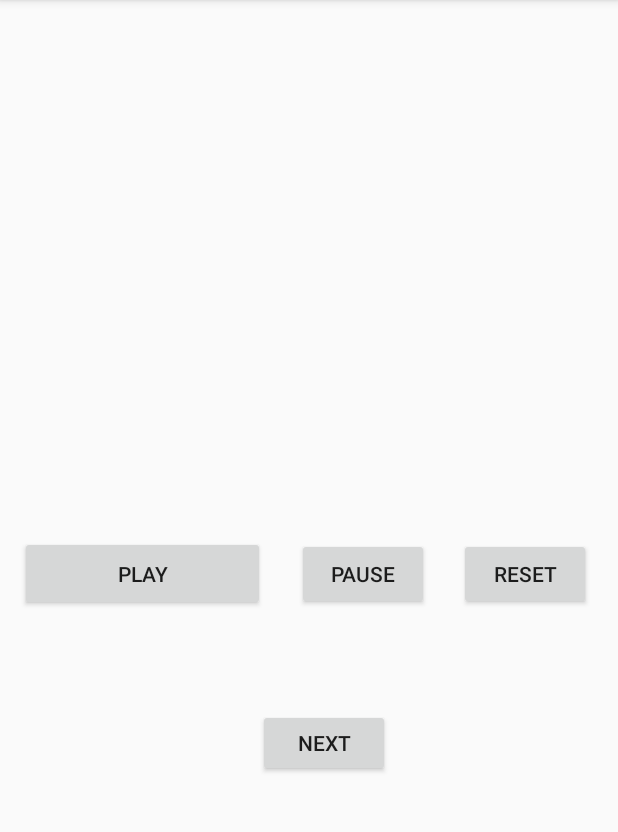
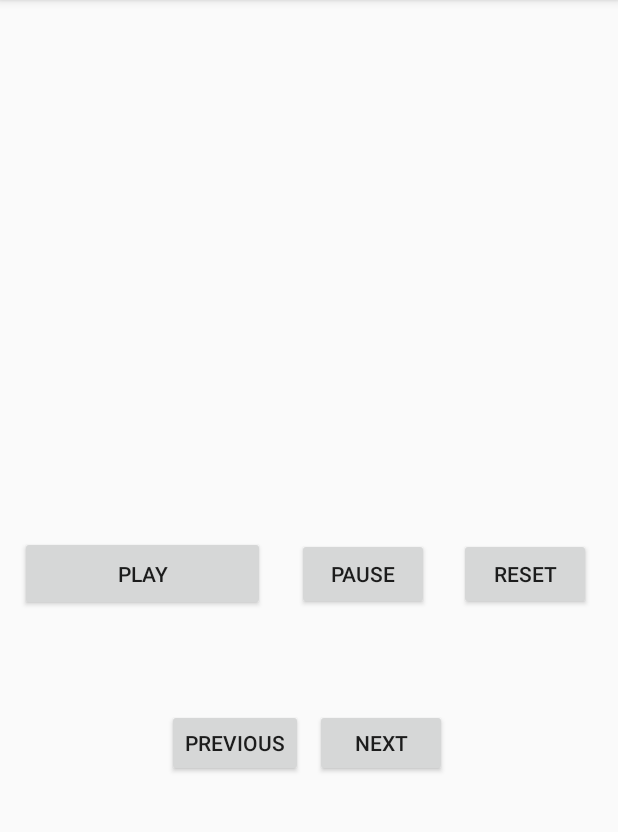
Before and after one commit to cortezpage/Flashback-Music, an Android app: the screen it shows after launch (MainActivity), after a tap on "NEXT", on a phone screen of 412 x 824 dp, the part 84-916 px from its top. Run offline under Robolectric (Android 15) with nearby library versions, the light colour scheme and no system bars.

Commit message:
Added PREVIOUS button and fixed the issue causing the MediaPlayer error by removing the call to player.start() in the goToNextSong method

```diff
--- a/FlashbackMusic/app/src/main/java/com/example/cse110/flashbackmusic/MainActivity.java
+++ b/FlashbackMusic/app/src/main/java/com/example/cse110/flashbackmusic/MainActivity.java
@@ -80,13 +80,24 @@ public class MainActivity extends AppCompatActivity {
                 }
         );
 
+        // Link the "previous" button with the playPreviousSong() method from the music player
+        Button previousButton = (Button) findViewById(R.id.button_previous);
+        previousButton.setOnClickListener(
+                new View.OnClickListener() {
+                    @Override
+                    public void onClick(View view) {
+                        musicPlayer.goToPreviousSong();
+                    }
+                }
+        );
+
         // Link the "next" button with the playNextSong() method from the music player
         Button nextButton = (Button) findViewById(R.id.button_next);
         nextButton.setOnClickListener(
                 new View.OnClickListener() {
                     @Override
                     public void onClick(View view) {
-                        musicPlayer.playNextSong();
+                        musicPlayer.goToNextSong();
                     }
                 }
         );
--- a/FlashbackMusic/app/src/main/java/com/example/cse110/flashbackmusic/MusicPlayer.java
+++ b/FlashbackMusic/app/src/main/java/com/example/cse110/flashbackmusic/MusicPlayer.java
@@ -37,20 +37,26 @@ public class MusicPlayer {
         loadSong(songs[play_index].getMediaID());
     }
 
-    public void playNextSong() {
+    public void goToPreviousSong() {
+        play_index--;
+        if (play_index < 0) {
+            play_index = songs.length - 1;
+        }
+        this.reset();
+    }
+
+    public void goToNextSong() {
         play_index++;
         if (play_index >= songs.length) {
             play_index = 0;
         }
         this.reset();
-        this.player.start();
     }
 
     // Use this method when you implement the ability to click and choose a song!
     public void selectSong() {
         // update the play index
         // this.reset();
-        // this.player.start();
     }
 
     // Calls loadSong() on each song to be loaded
--- a/FlashbackMusic/app/src/main/res/layout/activity_main.xml
+++ b/FlashbackMusic/app/src/main/res/layout/activity_main.xml
@@ -43,12 +43,24 @@
         app:layout_constraintVertical_bias="0.498" />
 
     <Button
+        android:id="@+id/button_previous"
+        android:layout_width="wrap_content"
+        android:layout_height="45dp"
+        android:text="PREVIOUS"
+        app:layout_constraintBottom_toBottomOf="parent"
+        app:layout_constraintHorizontal_bias="0.346"
+        app:layout_constraintLeft_toLeftOf="parent"
+        app:layout_constraintRight_toRightOf="parent"
+        app:layout_constraintTop_toTopOf="parent"
+        app:layout_constraintVertical_bias="0.654" />
+
+    <Button
         android:id="@+id/button_next"
         android:layout_width="wrap_content"
         android:layout_height="45dp"
         android:text="NEXT"
         app:layout_constraintBottom_toBottomOf="parent"
-        app:layout_constraintHorizontal_bias="0.53"
+        app:layout_constraintHorizontal_bias="0.648"
         app:layout_constraintLeft_toLeftOf="parent"
         app:layout_constraintRight_toRightOf="parent"
         app:layout_constraintTop_toTopOf="parent"
```
